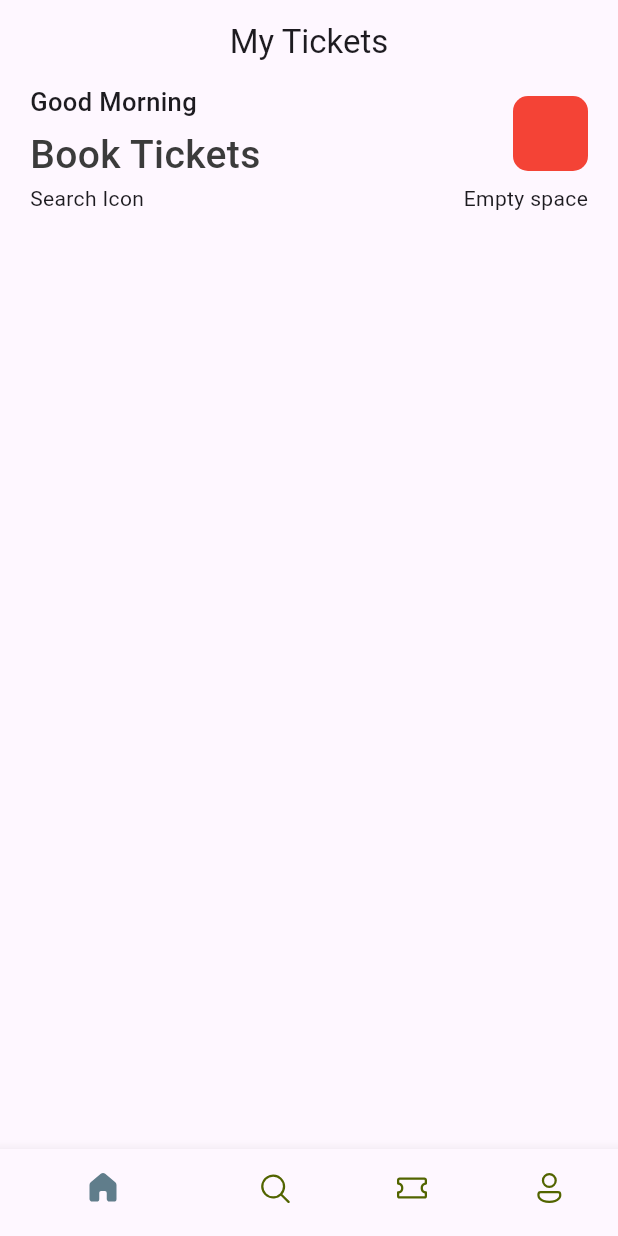
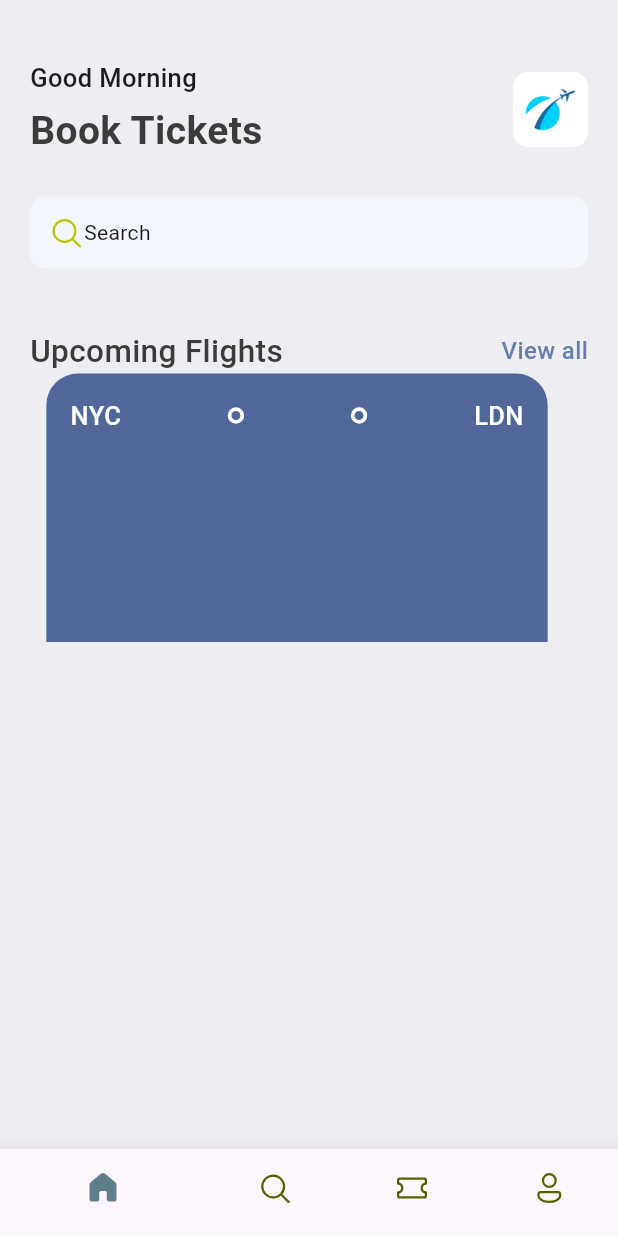
Before and after one commit to muhamadhendrik/flutter-ticket-app, a Flutter app: the screen it shows after launch, on a phone screen of 412 x 824 dp. Run offline on Flutter 3.47's test engine with Material 3 defaults, Android fonts, the light colour scheme and no system bars; our stand-ins replace fluentui_icons.

Commit message:
ticket view progress

```diff
--- a/lib/base/bottom_nav_bar.dart
+++ b/lib/base/bottom_nav_bar.dart
@@ -30,10 +30,6 @@ class _BottomNavBarState extends State<BottomNavBar> {
   @override
   Widget build(BuildContext context) {
     return Scaffold(
-        appBar: AppBar(
-          title: const Text('My Tickets'),
-          centerTitle: true,
-        ),
         body: appSreens[_selectedIndex],
         bottomNavigationBar: BottomNavigationBar(
             currentIndex: _selectedIndex,
--- /dev/null
+++ b/lib/base/res/media.dart
@@ -0,0 +1,4 @@
+class AppMedia {
+  static const _baseImage = "assets/images";
+  static const logo = '$_baseImage/logo.png';
+}
--- a/lib/base/res/styles/app_styles.dart
+++ b/lib/base/res/styles/app_styles.dart
@@ -4,10 +4,18 @@ Color primary = const Color(0xFF687daf);
 
 class AppStyles {
   static Color primaryColor = primary;
+  static Color bgColor = const Color(0xFFeeedf2);
   static Color textColor = const Color(0xFF3B3B3B);
+  static Color ticketBlue = const Color(0XFF526799);
+
+  static TextStyle textStyle =
+      TextStyle(fontSize: 16, fontWeight: FontWeight.w500, color: textColor);
 
   static TextStyle headLineStyle1 =
-      TextStyle(fontSize: 26, fontWeight: FontWeight.w500, color: textColor);
+      TextStyle(fontSize: 26, fontWeight: FontWeight.bold, color: textColor);
+
+  static TextStyle headLineStyle2 =
+      TextStyle(fontSize: 21, fontWeight: FontWeight.w500, color: textColor);
 
   static TextStyle headLineStyle3 =
       const TextStyle(fontSize: 17, fontWeight: FontWeight.w500);
--- /dev/null
+++ b/lib/base/widgets/app_double_text.dart
@@ -0,0 +1,26 @@
+import 'package:flutter/material.dart';
+import 'package:flutter_ticket_app/base/res/styles/app_styles.dart';
+
+class AppDoubleText extends StatelessWidget {
+  const AppDoubleText({super.key, required this.bigText, required this.smallText});
+  final String bigText;
+  final String smallText;
+
+  @override
+  Widget build(BuildContext context) {
+    return Row(
+      mainAxisAlignment: MainAxisAlignment.spaceBetween,
+      children: [
+        Text(bigText, style: AppStyles.headLineStyle2),
+        InkWell(
+          onTap: () {
+
+          },
+          child: Text(smallText, style: AppStyles.textStyle.copyWith(
+            color: AppStyles.primaryColor
+          )),
+        )
+      ],
+    );
+  }
+}
--- /dev/null
+++ b/lib/base/widgets/big_dot.dart
@@ -0,0 +1,16 @@
+import 'package:flutter/material.dart';
+
+class BigDot extends StatelessWidget {
+  const BigDot({super.key});
+
+  @override
+  Widget build(BuildContext context) {
+    return Container(
+      padding: const EdgeInsets.all(3),
+      decoration: BoxDecoration(
+        border: Border.all(width: 2.5, color: Colors.white),
+        borderRadius: BorderRadius.circular(20),
+      ),
+    );
+  }
+}
--- /dev/null
+++ b/lib/base/widgets/ticket_view.dart
@@ -0,0 +1,43 @@
+import 'package:flutter/material.dart';
+import 'package:flutter_ticket_app/base/res/styles/app_styles.dart';
+import 'package:flutter_ticket_app/base/widgets/big_dot.dart';
+
+class TicketView extends StatelessWidget {
+  const TicketView({super.key});
+
+  @override
+  Widget build(BuildContext context) {
+    final size = MediaQuery.of(context).size;
+    return SizedBox(
+      width: size.width * 0.85,
+      height: 179,
+      child: Container(
+        margin: const EdgeInsets.only(right: 16),
+        padding: const EdgeInsets.all(16),
+        decoration: BoxDecoration(
+            color: AppStyles.ticketBlue,
+            borderRadius: const BorderRadius.only(
+                topLeft: Radius.circular(21), topRight: Radius.circular(21))),
+        child: Column(
+          children: [
+            Row(
+              children: [
+                Text("NYC",
+                    style:
+                        AppStyles.headLineStyle3.copyWith(color: Colors.white)),
+                Expanded(child: Container()),
+                const BigDot(),
+                Expanded(child: Container()),
+                const BigDot(),
+                Expanded(child: Container()),
+                Text("LDN",
+                    style:
+                        AppStyles.headLineStyle3.copyWith(color: Colors.white)),
+              ],
+            ),
+          ],
+        ),
+      ),
+    );
+  }
+}
--- a/lib/main.dart
+++ b/lib/main.dart
@@ -2,12 +2,6 @@ import 'package:flutter/material.dart';
 import 'package:flutter_ticket_app/base/bottom_nav_bar.dart';
 
 void main() {
-  // var myList = [
-  //   "Flutter",
-  //   "Laravel",
-  //   "PHP",
-  // ];
-
   runApp(const MyApp());
 }
 
--- a/lib/screens/home_screen.dart
+++ b/lib/screens/home_screen.dart
@@ -1,5 +1,9 @@
+import 'package:fluentui_icons/fluentui_icons.dart';
 import 'package:flutter/material.dart';
+import 'package:flutter_ticket_app/base/res/media.dart';
 import 'package:flutter_ticket_app/base/res/styles/app_styles.dart';
+import 'package:flutter_ticket_app/base/widgets/app_double_text.dart';
+import 'package:flutter_ticket_app/base/widgets/ticket_view.dart';
 
 class HomeScreen extends StatelessWidget {
   const HomeScreen({super.key});
@@ -7,9 +11,13 @@ class HomeScreen extends StatelessWidget {
   @override
   Widget build(BuildContext context) {
     return Scaffold(
+      backgroundColor: AppStyles.bgColor,
       //we want scrollable efect
       body: ListView(
         children: [
+          const SizedBox(
+            height: 40,
+          ),
           Container(
             padding: const EdgeInsets.symmetric(horizontal: 20),
             child: Column(
@@ -31,22 +39,40 @@ class HomeScreen extends StatelessWidget {
                       width: 50,
                       height: 50,
                       decoration: BoxDecoration(
-                        borderRadius: BorderRadius.circular(10),
-                        color: Colors.red,
-                      ),
+                          borderRadius: BorderRadius.circular(10),
+                          image: const DecorationImage(
+                              image: AssetImage(AppMedia.logo))),
                     )
                   ],
                 ),
-                const Row(
-                  mainAxisAlignment: MainAxisAlignment.spaceBetween,
-                  children: [
-                    Text("Search Icon"),
-                    Text("Empty space"),
-                  ],
-                )
+                const SizedBox(
+                  height: 25,
+                ),
+                Container(
+                  padding:
+                      const EdgeInsets.symmetric(horizontal: 12, vertical: 12),
+                  decoration: BoxDecoration(
+                    borderRadius: BorderRadius.circular(10),
+                    color: const Color(0xfff4f6fd),
+                  ),
+                  child: const Row(
+                    // mainAxisAlignment: MainAxisAlignment.spaceBetween,
+                    children: [
+                      Icon(
+                        FluentSystemIcons.ic_fluent_search_regular,
+                        color: Color(0xffbfc205),
+                      ),
+                      Text("Search"),
+                    ],
+                  ),
+                ),
+                const SizedBox(height: 40),
+                const AppDoubleText(
+                    bigText: 'Upcoming Flights', smallText: 'View all'),
+                TicketView(),
               ],
             ),
-          )
+          ),
         ],
       ),
     );
--- a/pubspec.yaml
+++ b/pubspec.yaml
@@ -60,8 +60,8 @@ flutter:
   uses-material-design: true
 
   # To add assets to your application, add an assets section, like this:
-  # assets:
-  #   - images/a_dot_burr.jpeg
+  assets:
+    - assets/images/
   #   - images/a_dot_ham.jpeg
 
   # An image asset can refer to one or more resolution-specific "variants", see
```
